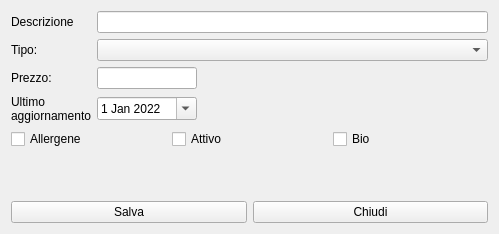
The window that hmodproduct.ui (fblabs/hamlet-mod-sancon) describes before a commit, drawn with Qt 5.
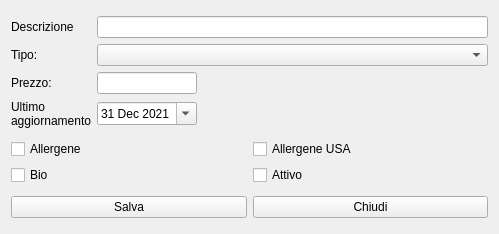
The same window after the commit. Icons and pictures are not drawn.

Diff of the .ui file:
```diff
--- a/hmodproduct.ui
+++ b/hmodproduct.ui
@@ -104,12 +104,12 @@
        </property>
        <property name="dateTime">
         <datetime>
-         <hour>0</hour>
+         <hour>23</hour>
          <minute>0</minute>
          <second>0</second>
-         <year>2022</year>
-         <month>1</month>
-         <day>1</day>
+         <year>2021</year>
+         <month>12</month>
+         <day>31</day>
         </datetime>
        </property>
        <property name="calendarPopup">
@@ -123,43 +123,37 @@
     </layout>
    </item>
    <item>
-    <layout class="QHBoxLayout" name="horizontalLayout">
-     <item>
+    <layout class="QGridLayout" name="gridLayout_2">
+     <item row="1" column="0">
+      <widget class="QCheckBox" name="cbBio">
+       <property name="text">
+        <string>Bio</string>
+       </property>
+      </widget>
+     </item>
+     <item row="0" column="0">
       <widget class="QCheckBox" name="cbAllergene">
        <property name="text">
         <string>Allergene</string>
        </property>
       </widget>
      </item>
-     <item>
+     <item row="0" column="1">
+      <widget class="QCheckBox" name="cbAllergene_usa">
+       <property name="text">
+        <string>Allergene USA</string>
+       </property>
+      </widget>
+     </item>
+     <item row="1" column="1">
       <widget class="QCheckBox" name="cbActive">
        <property name="text">
         <string>Attivo</string>
        </property>
       </widget>
      </item>
-     <item>
-      <widget class="QCheckBox" name="cbBio">
-       <property name="text">
-        <string>Bio</string>
-       </property>
-      </widget>
-     </item>
     </layout>
    </item>
-   <item>
-    <spacer name="verticalSpacer">
-     <property name="orientation">
-      <enum>Qt::Vertical</enum>
-     </property>
-     <property name="sizeHint" stdset="0">
-      <size>
-       <width>20</width>
-       <height>40</height>
-      </size>
-     </property>
-    </spacer>
-   </item>
    <item>
     <layout class="QHBoxLayout" name="horizontalLayout_3">
      <item>
```
